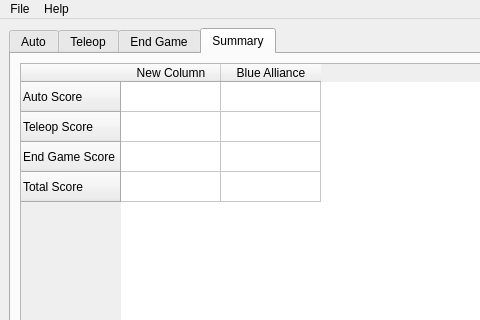
Before: the Qt Designer form inc/MainWindow.ui in FRC-836/FRC_Score_Analyzer, drawn with Qt 5; both pictures show x 0 to 480 and y 0 to 320 of the 667 by 442 pixel window.
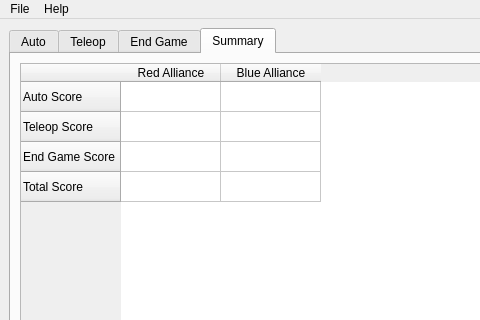
After: the same form once the commit is applied. The open tabs and pages were chosen to show the change.

Commit message: summary tab works

The edit to the form file:
```diff
--- a/inc/MainWindow.ui
+++ b/inc/MainWindow.ui
@@ -115,7 +115,7 @@
           </row>
           <column>
            <property name="text">
-            <string>New Column</string>
+            <string>Red Alliance</string>
            </property>
           </column>
           <column>
```
The commit also changes 1 other file.
